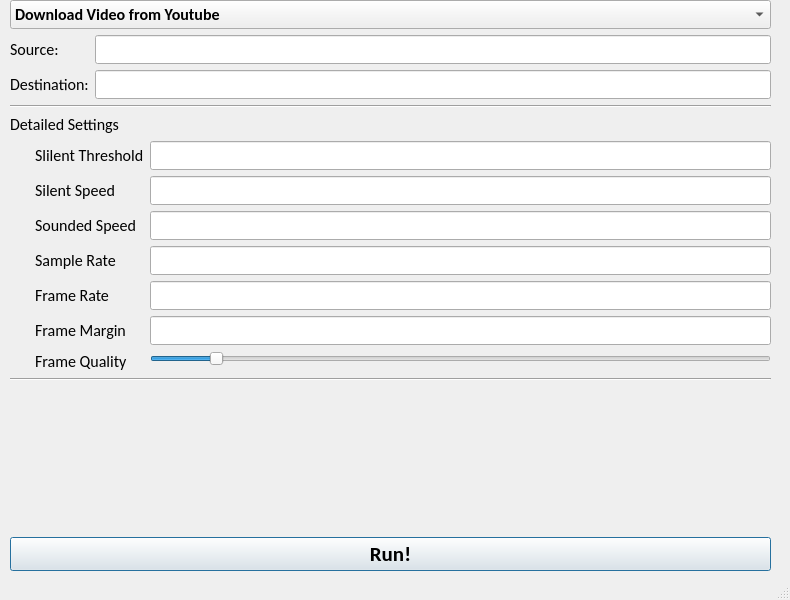
Old version of the form Jumpcutter.ui in the repository CommanderStorm/jumpcutter.
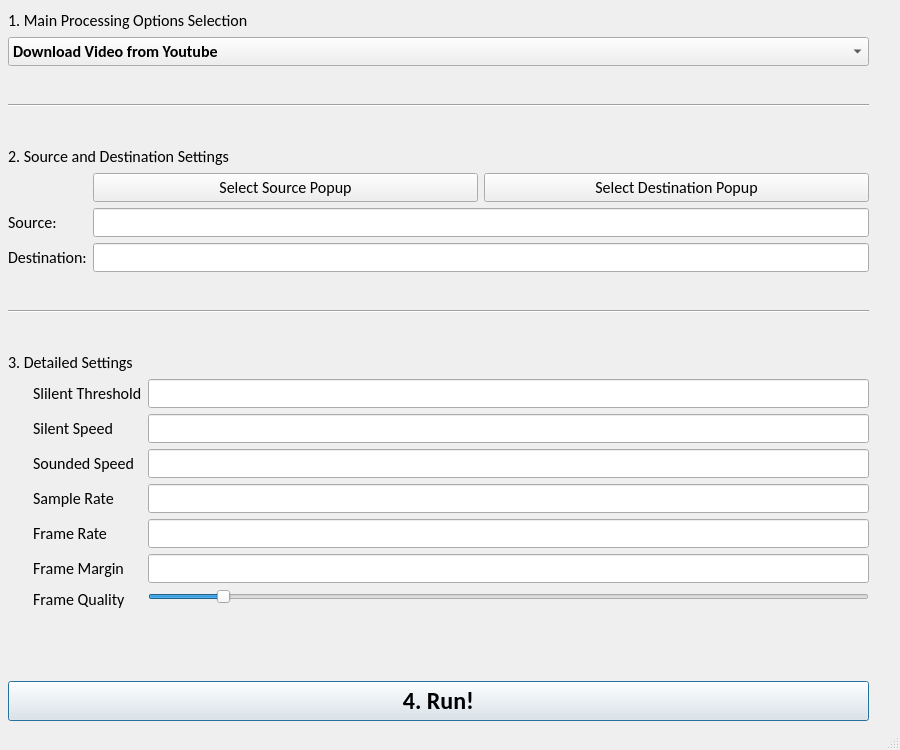
New version of the form.

Commit message: added select button functionality

Diff of the .ui file:
```diff
--- a/Jumpcutter.ui
+++ b/Jumpcutter.ui
@@ -6,8 +6,8 @@
    <rect>
     <x>0</x>
     <y>0</y>
-    <width>790</width>
-    <height>600</height>
+    <width>900</width>
+    <height>750</height>
    </rect>
   </property>
   <property name="windowTitle">
@@ -17,10 +17,10 @@
    <widget class="QWidget" name="horizontalLayoutWidget_2">
     <property name="geometry">
      <rect>
-      <x>10</x>
-      <y>0</y>
-      <width>761</width>
-      <height>571</height>
+      <x>8</x>
+      <y>10</y>
+      <width>861</width>
+      <height>711</height>
      </rect>
     </property>
     <property name="font">
@@ -32,12 +32,32 @@
     <property name="cursor">
      <cursorShape>ArrowCursor</cursorShape>
     </property>
-    <property name="locale">
-     <locale language="English" country="UnitedStates"/>
-    </property>
-    <layout class="QHBoxLayout" name="horizontalLayout_2">
-     <item>
       <layout class="QVBoxLayout" name="verticalLayout_3">
+     <item>
+      <widget class="QLabel" name="label_12">
+       <property name="font">
+        <font>
+         <family>Calibri</family>
+         <pointsize>12</pointsize>
+        </font>
+       </property>
+       <property name="toolTip">
+        <string notr="true"/>
+       </property>
+       <property name="text">
+        <string>1. Main Processing Options Selection</string>
+       </property>
+       <property name="textFormat">
+        <enum>Qt::AutoText</enum>
+       </property>
+       <property name="scaledContents">
+        <bool>false</bool>
+       </property>
+       <property name="buddy">
+        <cstring>sourceSelectioncomboBox</cstring>
+       </property>
+      </widget>
+     </item>
        <item>
         <widget class="QComboBox" name="sourceSelectioncomboBox">
          <property name="font">
@@ -75,9 +95,91 @@
          </item>
         </widget>
        </item>
+     <item>
+      <spacer name="verticalSpacer_5">
+       <property name="font">
+        <font>
+         <family>Calibri</family>
+         <pointsize>12</pointsize>
+        </font>
+       </property>
+       <property name="cursor">
+        <cursorShape>ArrowCursor</cursorShape>
+       </property>
+       <property name="toolTip">
+        <string notr="true">Vertical Spacer 'verticalSpacer', 20 x 40</string>
+       </property>
+       <property name="locale">
+        <locale language="English" country="UnitedStates"/>
+       </property>
+       <property name="orientation">
+        <enum>Qt::Vertical</enum>
+       </property>
+       <property name="sizeHint" stdset="0">
+        <size>
+         <width>20</width>
+         <height>40</height>
+        </size>
+       </property>
+      </spacer>
+     </item>
+     <item>
+      <widget class="Line" name="line_3">
+       <property name="toolTip">
+        <string notr="true"/>
+       </property>
+       <property name="orientation">
+        <enum>Qt::Horizontal</enum>
+       </property>
+      </widget>
+     </item>
+     <item>
+      <spacer name="verticalSpacer_4">
+       <property name="font">
+        <font>
+         <family>Calibri</family>
+         <pointsize>12</pointsize>
+        </font>
+       </property>
+       <property name="cursor">
+        <cursorShape>ArrowCursor</cursorShape>
+       </property>
+       <property name="toolTip">
+        <string notr="true">Vertical Spacer 'verticalSpacer', 20 x 40</string>
+       </property>
+       <property name="locale">
+        <locale language="English" country="UnitedStates"/>
+       </property>
+       <property name="orientation">
+        <enum>Qt::Vertical</enum>
+       </property>
+       <property name="sizeHint" stdset="0">
+        <size>
+         <width>20</width>
+         <height>40</height>
+        </size>
+       </property>
+      </spacer>
+     </item>
+     <item>
+      <widget class="QLabel" name="label_11">
+       <property name="font">
+        <font>
+         <family>Calibri</family>
+         <pointsize>12</pointsize>
+        </font>
+       </property>
+       <property name="toolTip">
+        <string notr="true"/>
+       </property>
+       <property name="text">
+        <string>2. Source and Destination Settings</string>
+       </property>
+      </widget>
+     </item>
        <item>
         <layout class="QFormLayout" name="formLayout_2">
-         <item row="0" column="0">
+       <item row="1" column="0">
           <widget class="QLabel" name="label">
            <property name="font">
             <font>
@@ -97,9 +199,12 @@
            <property name="text">
             <string>Source:</string>
            </property>
-          </widget>
-         </item>
-         <item row="0" column="1">
+         <property name="buddy">
+          <cstring>sourceLineEdit</cstring>
+         </property>
+        </widget>
+       </item>
+       <item row="1" column="1">
           <widget class="QLineEdit" name="sourceLineEdit">
            <property name="font">
             <font>
@@ -121,7 +226,7 @@
            </property>
           </widget>
          </item>
-         <item row="1" column="0">
+       <item row="2" column="0">
           <widget class="QLabel" name="label_3">
            <property name="font">
             <font>
@@ -141,9 +246,12 @@
            <property name="text">
             <string>Destination:</string>
            </property>
-          </widget>
-         </item>
-         <item row="1" column="1">
+         <property name="buddy">
+          <cstring>destinationLineEdit</cstring>
+         </property>
+        </widget>
+       </item>
+       <item row="2" column="1">
           <widget class="QLineEdit" name="destinationLineEdit">
            <property name="font">
             <font>
@@ -165,7 +273,71 @@
            </property>
           </widget>
          </item>
+       <item row="0" column="1">
+        <layout class="QHBoxLayout" name="horizontalLayout">
+         <item>
+          <widget class="QPushButton" name="sourceSelectionButton">
+           <property name="font">
+            <font>
+             <family>Calibri</family>
+             <pointsize>12</pointsize>
+            </font>
+           </property>
+           <property name="toolTip">
+            <string notr="true">&lt;html&gt;&lt;head/&gt;&lt;body&gt;&lt;p&gt;&lt;span style=&quot; font-size:10pt;&quot;&gt;Opens a Source Selection Popup Depending on the Processing option selected above&lt;/span&gt;&lt;/p&gt;&lt;/body&gt;&lt;/html&gt;</string>
+           </property>
+           <property name="text">
+            <string>Select Source Popup</string>
+           </property>
+          </widget>
+         </item>
+         <item>
+          <widget class="QPushButton" name="destinationSelectionButton">
+           <property name="font">
+            <font>
+             <family>Calibri</family>
+             <pointsize>12</pointsize>
+            </font>
+           </property>
+           <property name="toolTip">
+            <string notr="true">&lt;html&gt;&lt;head/&gt;&lt;body&gt;&lt;p&gt;&lt;span style=&quot; font-size:10pt;&quot;&gt;Opens a Destination Selection Popup Depending on the Processing option selected above&lt;/span&gt;&lt;/p&gt;&lt;/body&gt;&lt;/html&gt;</string>
+           </property>
+           <property name="text">
+            <string>Select Destination Popup</string>
+           </property>
+          </widget>
+         </item>
         </layout>
+       </item>
+      </layout>
+     </item>
+     <item>
+      <spacer name="verticalSpacer_3">
+       <property name="font">
+        <font>
+         <family>Calibri</family>
+         <pointsize>12</pointsize>
+        </font>
+       </property>
+       <property name="cursor">
+        <cursorShape>ArrowCursor</cursorShape>
+       </property>
+       <property name="toolTip">
+        <string notr="true">Vertical Spacer 'verticalSpacer', 20 x 40</string>
+       </property>
+       <property name="locale">
+        <locale language="English" country="UnitedStates"/>
+       </property>
+       <property name="orientation">
+        <enum>Qt::Vertical</enum>
+       </property>
+       <property name="sizeHint" stdset="0">
+        <size>
+         <width>20</width>
+         <height>40</height>
+        </size>
+       </property>
+      </spacer>
        </item>
        <item>
         <widget class="Line" name="line">
@@ -186,13 +358,41 @@
          </property>
         </widget>
        </item>
+     <item>
+      <spacer name="verticalSpacer_2">
+       <property name="font">
+        <font>
+         <family>Calibri</family>
+         <pointsize>12</pointsize>
+        </font>
+       </property>
+       <property name="cursor">
+        <cursorShape>ArrowCursor</cursorShape>
+       </property>
+       <property name="toolTip">
+        <string notr="true">Vertical Spacer 'verticalSpacer', 20 x 40</string>
+       </property>
+       <property name="locale">
+        <locale language="English" country="UnitedStates"/>
+       </property>
+       <property name="orientation">
+        <enum>Qt::Vertical</enum>
+       </property>
+       <property name="sizeHint" stdset="0">
+        <size>
+         <width>20</width>
+         <height>40</height>
+        </size>
+       </property>
+      </spacer>
+     </item>
        <item>
         <widget class="QLabel" name="label_9">
          <property name="locale">
           <locale language="English" country="UnitedStates"/>
          </property>
          <property name="text">
-          <string>Detailed Settings</string>
+        <string>3. Detailed Settings</string>
          </property>
         </widget>
        </item>
@@ -494,6 +694,15 @@
          </item>
          <item row="6" column="0">
           <widget class="QLabel" name="label_10">
+         <property name="font">
+          <font>
+           <family>Calibri</family>
+           <pointsize>12</pointsize>
+          </font>
+         </property>
+         <property name="toolTip">
+          <string notr="true"/>
+         </property>
            <property name="text">
             <string>Frame Margin</string>
            </property>
@@ -509,7 +718,7 @@
         </layout>
        </item>
        <item>
-        <widget class="Line" name="line_2">
+      <spacer name="verticalSpacer_6">
          <property name="font">
           <font>
            <family>Calibri</family>
@@ -523,9 +732,15 @@
           <locale language="English" country="UnitedStates"/>
          </property>
          <property name="orientation">
-          <enum>Qt::Horizontal</enum>
-         </property>
-        </widget>
+        <enum>Qt::Vertical</enum>
+       </property>
+       <property name="sizeHint" stdset="0">
+        <size>
+         <width>20</width>
+         <height>40</height>
+        </size>
+       </property>
+      </spacer>
        </item>
        <item>
         <spacer name="verticalSpacer">
@@ -557,10 +772,22 @@
          <property name="enabled">
           <bool>true</bool>
          </property>
+       <property name="sizePolicy">
+        <sizepolicy hsizetype="Expanding" vsizetype="Expanding">
+         <horstretch>0</horstretch>
+         <verstretch>0</verstretch>
+        </sizepolicy>
+       </property>
+       <property name="minimumSize">
+        <size>
+         <width>0</width>
+         <height>40</height>
+        </size>
+       </property>
          <property name="font">
           <font>
            <family>Calibri</family>
-           <pointsize>16</pointsize>
+         <pointsize>18</pointsize>
            <weight>75</weight>
            <bold>true</bold>
           </font>
@@ -575,7 +802,7 @@
           <locale language="English" country="UnitedStates"/>
          </property>
          <property name="text">
-          <string>Run!</string>
+        <string>4. Run!</string>
          </property>
          <property name="autoDefault">
           <bool>true</bool>
@@ -589,8 +816,6 @@
         </widget>
        </item>
       </layout>
-     </item>
-    </layout>
    </widget>
   </widget>
   <widget class="QStatusBar" name="statusbar"/>
```
Left out of the diff: 113 changed lines with no effect on the pictures. Lines whose indentation alone changed are shown as unchanged. The commit also changes 1 other file.
